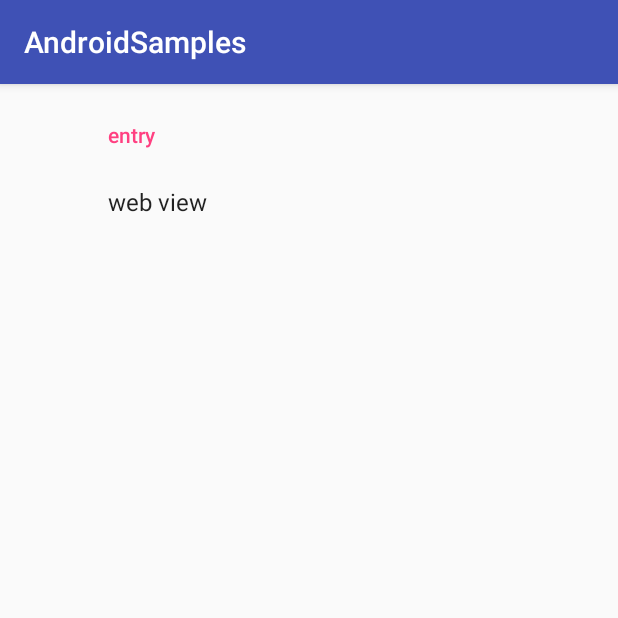
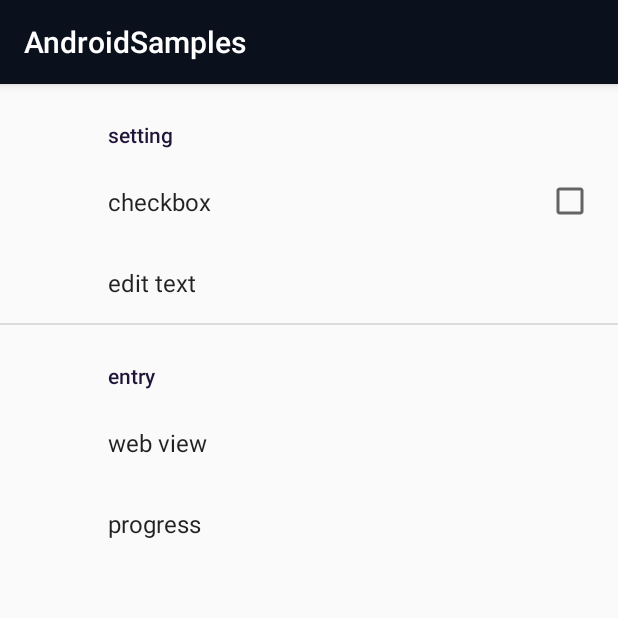
Before and after one commit to NoOneNo/Android-samples, an Android app: the screen it shows after launch (SettingActivity), on a phone screen of 412 x 824 dp, the top half of it. Run offline under Robolectric (Android 15) with nearby library versions, the phone set to English and light mode, and no system bars; our stand-ins replace androidx.preference; 2 statements that could not run were skipped.

Commit message:
progress bar

```diff
--- a/app/src/main/java/com/d/contentProvider/MyContentProvider.kt
+++ b/app/src/main/java/com/d/contentProvider/MyContentProvider.kt
@@ -18,7 +18,7 @@ class MyContentProvider : ContentProvider() {
     }
 
     override fun onCreate(): Boolean {
-        TODO("not implemented") //To change body of created functions use File | Settings | File Templates.
+        return true
     }
 
     override fun update(uri: Uri?, values: ContentValues?, selection: String?, selectionArgs: Array<out String>?): Int {
--- a/app/src/main/res/layout/fg_webview.xml
+++ b/app/src/main/res/layout/fg_webview.xml
@@ -10,12 +10,6 @@
         android:layout_height="match_parent">
 
 
-        <!--<WebView-->
-            <!--android:layout_marginTop="64dp"-->
-            <!--android:id="@+id/web_view"-->
-            <!--android:layout_width="match_parent"-->
-            <!--android:layout_height="match_parent">-->
-        <!--</WebView>-->
 
         <FrameLayout
             android:layout_marginTop="64dp"
--- a/app/src/main/res/values/colors.xml
+++ b/app/src/main/res/values/colors.xml
@@ -1,6 +1,6 @@
 <?xml version="1.0" encoding="utf-8"?>
 <resources>
-    <color name="colorPrimary">#3F51B5</color>
-    <color name="colorPrimaryDark">#303F9F</color>
-    <color name="colorAccent">#FF4081</color>
+    <color name="colorPrimary">#0b111c </color>
+    <color name="colorPrimaryDark">#03050a</color>
+    <color name="colorAccent">#201538</color>
 </resources>
--- a/app/src/main/res/values/styles.xml
+++ b/app/src/main/res/values/styles.xml
@@ -7,7 +7,8 @@
         <item name="colorPrimaryDark">@color/colorPrimaryDark</item>
         <item name="colorAccent">@color/colorAccent</item>
 
-        <item name="preferenceTheme">@style/PreferenceThemeOverlay</item>
+        <!-- for v7.preference.PreferenceFragmentCompat -->
+        <item name="preferenceTheme">@style/PreferenceThemeOverlay.v14.Material</item>
     </style>
 
 </resources>
--- a/app/src/main/res/xml/setting_pref.xml
+++ b/app/src/main/res/xml/setting_pref.xml
@@ -1,20 +1,26 @@
 <?xml version="1.0" encoding="utf-8"?>
 <PreferenceScreen xmlns:android="http://schemas.android.com/apk/res/android">
-    <!--<PreferenceCategory-->
-        <!--android:title="setting">-->
-        <!--<CheckBoxPreference-->
-            <!--android:key="checkbox"-->
-            <!--android:title="checkbox"/>-->
+    <PreferenceCategory
+        android:title="setting">
+        <CheckBoxPreference
+            android:key="checkbox"
+            android:title="checkbox"/>
 
-        <!--<EditTextPreference-->
-            <!--android:key="edit_text"-->
-            <!--android:title="edit text"/>-->
-    <!--</PreferenceCategory>-->
+        <EditTextPreference
+            android:key="edit_text"
+            android:title="edit text"/>
+    </PreferenceCategory>
 
     <PreferenceCategory
         android:title="entry">
+
         <Preference
             android:key="web_view"
             android:title="web view"/>
+
+        <Preference
+            android:key="progress"
+            android:title="progress"/>
+
     </PreferenceCategory>
 </PreferenceScreen>
```
Also changed, not shown: app/src/main/java/com/d/SettingActivity.kt (+9 -0 lines), app/src/main/java/com/d/uidraw/editText/EditTextFragment.kt (added, +14 -0 lines), app/src/main/java/com/d/uidraw/progress/ProgressFragment.kt (added, +14 -0 lines), app/src/main/res/layout/edittext_layout.xml (added, +21 -0 lines), app/src/main/res/layout/progress_layout.xml (added, +57 -0 lines), 4 other files.
